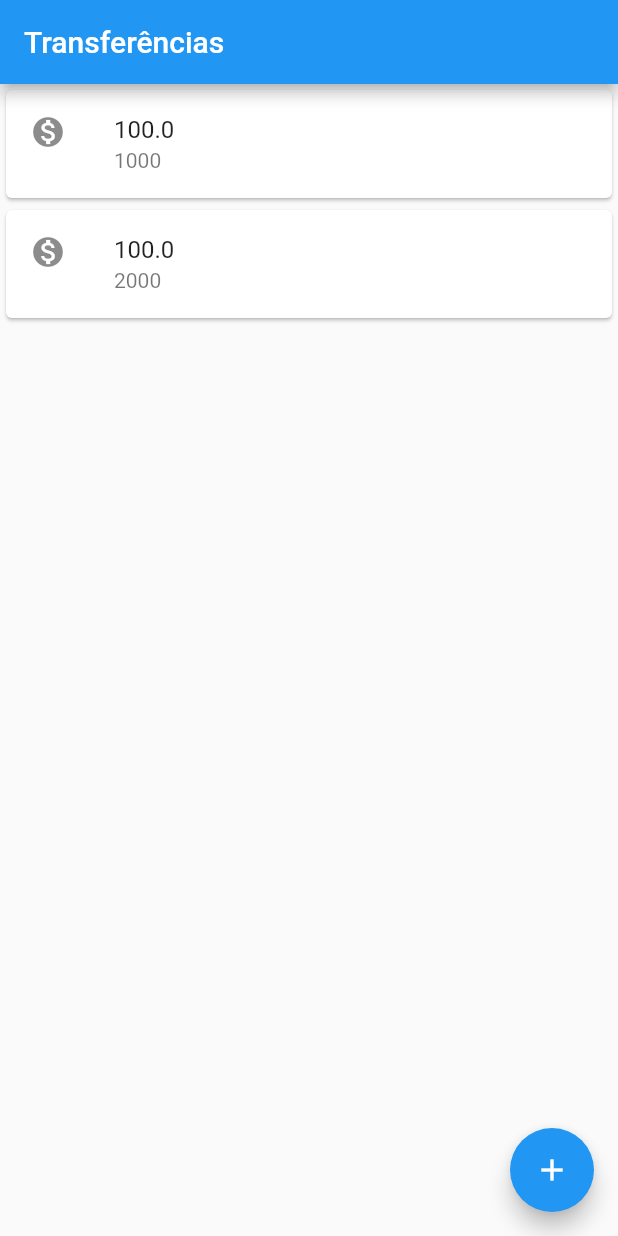
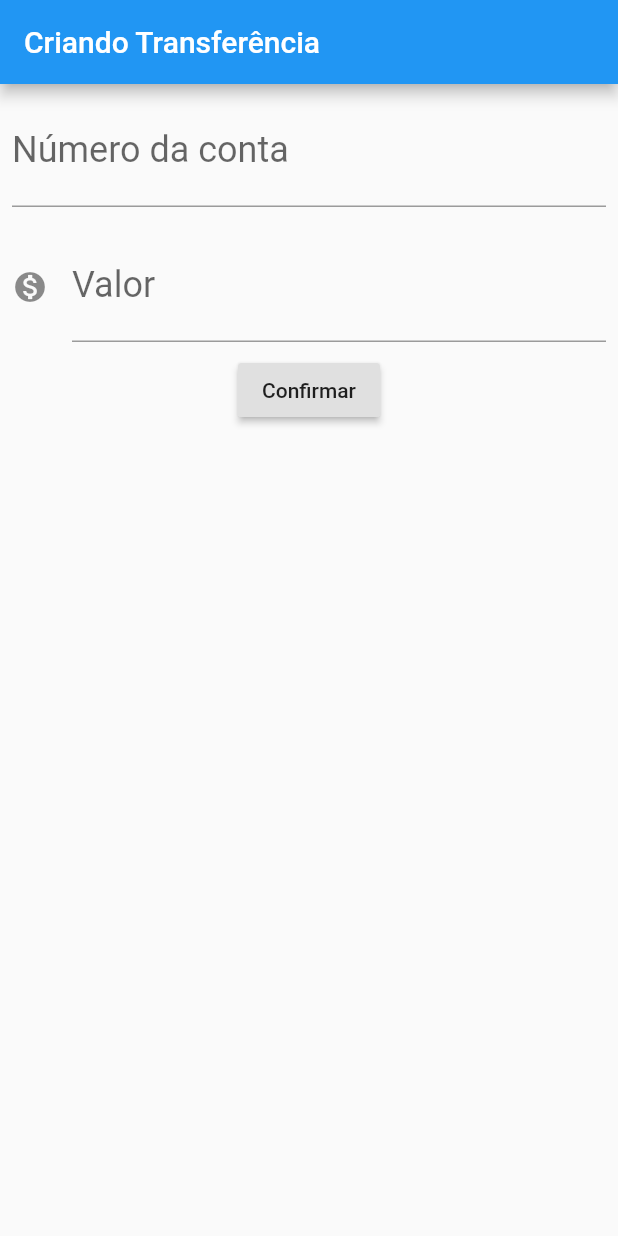
Before and after one commit to GabrielTaka/Flutter-ByteBank, a Flutter app: the screen it shows after launch, on a phone screen of 412 x 824 dp. Run offline on Flutter 3.47's test engine with Material 2 defaults, Android fonts, the phone set to English and light mode, and no system bars.

Commit message:
implementação de criação de transferencia

```diff
--- a/lib/main.dart
+++ b/lib/main.dart
@@ -1,24 +1,85 @@
 import 'package:flutter/material.dart';
 
-void main() => runApp(MaterialApp(
+void main() => runApp(ByteBankApp());
+
+class ByteBankApp extends StatelessWidget {
+  @override
+  Widget build(BuildContext context) {
+    return MaterialApp(
         home: Scaffold(
-      body: ListaTransferencia(),
-
-      appBar: AppBar(title: Text('Transferências')),
-      floatingActionButton: FloatingActionButton(
-        child: Icon(Icons.add),
-      ),
-    )));
+      body: FormularioTranserencia(),
+    ));
+  }
+}
 
 class ListaTransferencia extends StatelessWidget {
   @override
   Widget build(BuildContext context) {
-    return Column(
-      children: <Widget>[
-        ItemTransferencia(Transferencia(100.00, 1000)),
-        ItemTransferencia(Transferencia(100.00, 2000))
-      ],
+    return Scaffold(
+      appBar: AppBar(title: Text('Transferências')),
+      body: Column(
+        children: <Widget>[
+          ItemTransferencia(Transferencia(100.00, 1000)),
+          ItemTransferencia(Transferencia(100.00, 2000))
+        ],
+      ),
+      floatingActionButton: FloatingActionButton(
+        child: Icon(Icons.add),
+      ),
     );
+  }
+}
+
+class FormularioTranserencia extends StatelessWidget {
+  final TextEditingController _controladorCampoNumeroConta =
+      TextEditingController();
+  final TextEditingController _controladorCampoValor = TextEditingController();
+
+  @override
+  Widget build(BuildContext context) {
+    return Scaffold(
+        appBar: AppBar(title: Text("Criando Transferência")),
+        body: Column(
+          children: <Widget>[
+            Padding(
+              padding: const EdgeInsets.all(8.0),
+              child: TextField(
+                controller: _controladorCampoNumeroConta,
+                style: TextStyle(fontSize: 24.0),
+                decoration: InputDecoration(
+                    labelText: "Número da conta", hintText: "0000"),
+                keyboardType: TextInputType.number,
+              ),
+            ),
+            Padding(
+              padding: const EdgeInsets.all(8.0),
+              child: TextField(
+                controller: _controladorCampoValor,
+                style: TextStyle(fontSize: 24.0),
+                decoration: InputDecoration(
+                    icon: Icon(Icons.monetization_on),
+                    labelText: "Valor",
+                    hintText: "0000"),
+                keyboardType: TextInputType.number,
+              ),
+            ),
+            RaisedButton(
+                onPressed: () {
+                  final int numeroConta =
+                      int.tryParse(_controladorCampoNumeroConta.text);
+                  final double valor =
+                      double.tryParse(_controladorCampoValor.text);
+                  if (numeroConta != null && valor != null) {
+                    final transferenciaCriada = Transferencia(
+                      valor,
+                      numeroConta,
+                    );
+                    debugPrint('$transferenciaCriada');
+                  }
+                },
+                child: Text("Confirmar")),
+          ],
+        ));
   }
 }
 
@@ -32,8 +93,8 @@ class ItemTransferencia extends StatelessWidget {
     return Card(
         child: ListTile(
       leading: Icon(Icons.monetization_on),
-      title: Text( _transferencia.valor.toString() ),
-      subtitle: Text( _transferencia.numeroConta.toString() ),
+      title: Text(_transferencia.valor.toString()),
+      subtitle: Text(_transferencia.numeroConta.toString()),
     ));
   }
 }
@@ -42,6 +103,11 @@ class Transferencia {
   final double valor;
   final int numeroConta;
 
-  Transferencia( this.valor, this.numeroConta );
+  Transferencia(this.valor, this.numeroConta);
 
+  @override
+  String toString() {
+    // TODO: implement toString
+    return 'valor: $valor, numero: $numeroConta';
+  }
 }
```
